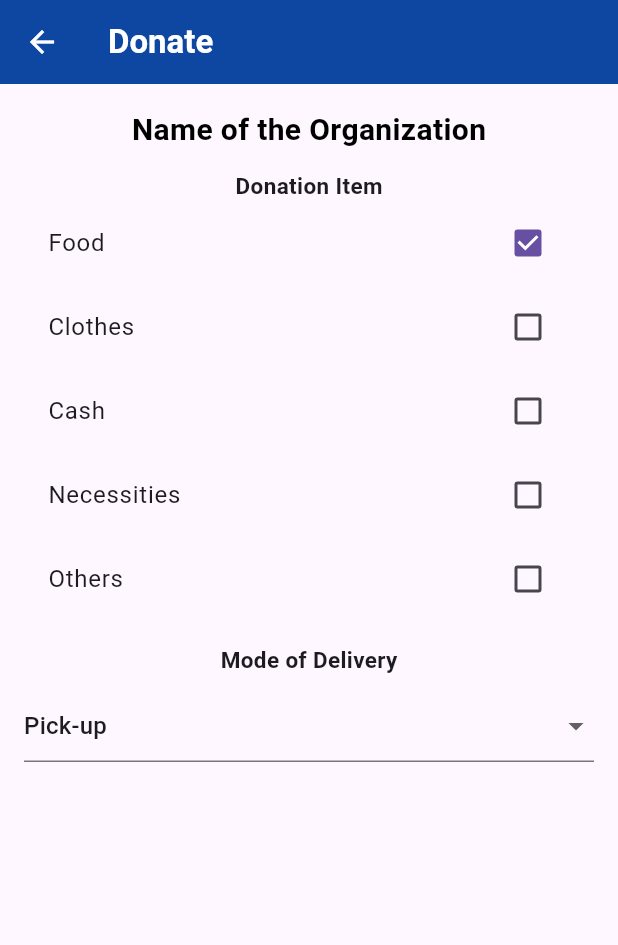
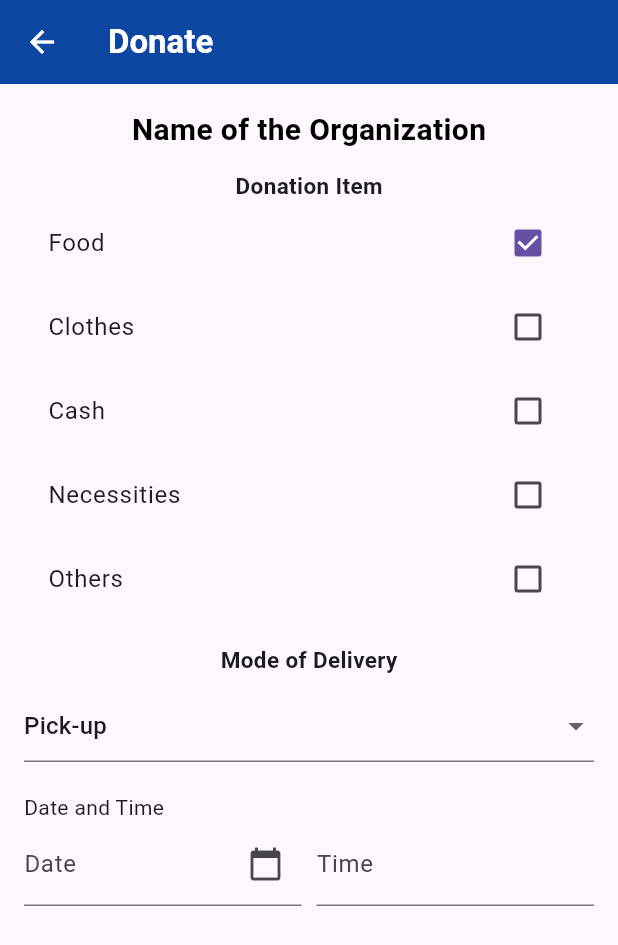
Before and after one commit to jvcerezo/cmsc23-project, a Flutter app: the DonationPage screen opened by its route, on a phone screen of 412 x 824 dp. Shown: the top 945 px of the screen. Run offline on Flutter 3.47's test engine with Material 3 defaults, Android fonts, the phone set to English and light mode, and no system bars; our stand-ins replace cloud_firestore, firebase_auth, firebase_core; accounts and stored records are empty.

Commit message:
add:date and time input fields

```diff
--- a/elbigayan/lib/pages/Donor/donation_page.dart
+++ b/elbigayan/lib/pages/Donor/donation_page.dart
@@ -1,6 +1,7 @@
 import 'package:flutter/material.dart';
 import 'package:elbigayan/widgets/donorDonationItem_widget.dart';
 import 'package:elbigayan/widgets/donorModeofDelivery_widget.dart';
+import 'package:elbigayan/widgets/donorDateTimeInputFields_widget.dart';
 
 class DonationPage extends StatefulWidget{
   const DonationPage({super.key});
@@ -40,14 +41,15 @@ class _DonationPageState extends State<DonationPage>{
           child:Column(
             crossAxisAlignment:CrossAxisAlignment.start,
             children:[
-              Center(
-              child: const Text(
+              const Center(
+              child: Text(
                 "Name of the Organization",
                 style:defaultTextStyle,
               ),
               ),
               DonationItem(donationItemCallback:updateDonationItems),
               ModeofDelivery(),
+              DateTimeInputs(),
             ],
           ),
         ),
--- /dev/null
+++ b/elbigayan/lib/widgets/donorDateTimeInputFields_widget.dart
@@ -0,0 +1,93 @@
+import 'package:flutter/material.dart';
+
+class DateTimeInputs extends StatefulWidget {
+  const DateTimeInputs({Key? key}) : super(key: key);
+
+  @override
+  State<DateTimeInputs> createState() => _DateTimeInputsState();
+}
+
+class _DateTimeInputsState extends State<DateTimeInputs> {
+  DateTime? _selectedDate;
+  TimeOfDay? _selectedTime;
+
+  Future<void> _selectDate(BuildContext context) async {
+    final DateTime? picked = await showDatePicker(
+      context: context,
+      initialDate: _selectedDate ?? DateTime.now(),
+      firstDate: DateTime(2010),
+      lastDate: DateTime(2030),
+    );
+
+    if (picked != null && picked != _selectedDate) {
+      setState(() {
+        _selectedDate = picked;
+      });
+    }
+  }
+
+  Future<void> _selectTime(BuildContext context) async {
+    final TimeOfDay? picked = await showTimePicker(
+      context: context,
+      initialTime: _selectedTime ?? TimeOfDay.now(),
+    );
+
+    if (picked != null && picked != _selectedTime) {
+      setState(() {
+        _selectedTime = picked;
+      });
+    }
+  }
+
+  @override
+  Widget build(BuildContext context) {
+    return Column(
+      crossAxisAlignment: CrossAxisAlignment.start,
+      children: [
+        SizedBox(height: 20),
+        Text("Date and Time"),
+        Row(
+          children: [
+            Expanded(
+              child: GestureDetector(
+                onTap: () => _selectDate(context),
+                child: AbsorbPointer(
+                  child: TextFormField(
+                    controller: TextEditingController(
+                      text: _selectedDate != null
+                          ? "${_selectedDate!.day}/${_selectedDate!.month}/${_selectedDate!.year}"
+                          : "",
+                    ),
+                    decoration: InputDecoration(
+                      labelText: "Date",
+                      suffixIcon: Icon(Icons.calendar_today),
+                    ),
+                  ),
+                ),
+              ),
+            ),
+            SizedBox(width: 10),
+            Expanded(
+              child: TextFormField(
+                validator: (value) {
+                  RegExp regExp = RegExp(
+                    r'^(([0-1][0-9])|([2][0-3])):([0-5][0-9]) (AM|PM)$',
+                    caseSensitive: false,
+                  );
+                  if (!regExp.hasMatch(value!)) {
+                    return 'Enter a valid time format (12:00 AM/PM)';
+                  }
+                  return null;
+                },
+                decoration: InputDecoration(
+                  labelText: "Time",
+                  hintText: 'Enter time',
+                ),
+              ),
+            ),
+          ],
+        ),
+      ],
+    );
+  }
+}
--- a/elbigayan/pubspec.yaml
+++ b/elbigayan/pubspec.yaml
@@ -30,7 +30,7 @@ environment:
 dependencies:
   flutter:
     sdk: flutter
-
+  flutter_datetime_picker: ^1.5.1
 
   # The following adds the Cupertino Icons font to your application.
   # Use with the CupertinoIcons class for iOS style icons.
```
Also changed, not shown: elbigayan/lib/pages/Donor/donorprofile_page.dart (+1 -6 lines), elbigayan/lib/widgets/donorInputFields_widget.dart (added), elbigayan/pubspec.lock.
